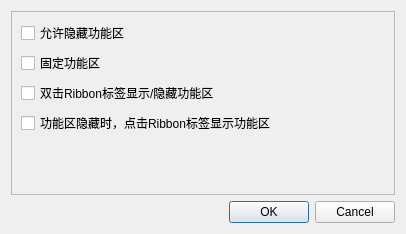
Old version of the form RibbonFrame/settingsdialog.ui in the repository zhongyang219/RibbonUiFrame.
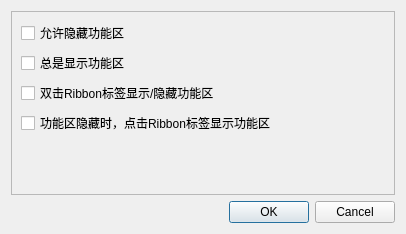
New version of the form. Icons and pictures are not drawn.

Commit message: 修正双击Ribbon标签无法隐藏功能区的问题

Diff of the .ui file:
```diff
--- a/RibbonFrame/settingsdialog.ui
+++ b/RibbonFrame/settingsdialog.ui
@@ -43,7 +43,7 @@
        <item>
         <widget class="QCheckBox" name="ribbonPinCheck">
          <property name="text">
-          <string>固定功能区</string>
+          <string>总是显示功能区</string>
          </property>
         </widget>
        </item>
```
The commit also changes 1 other file.
